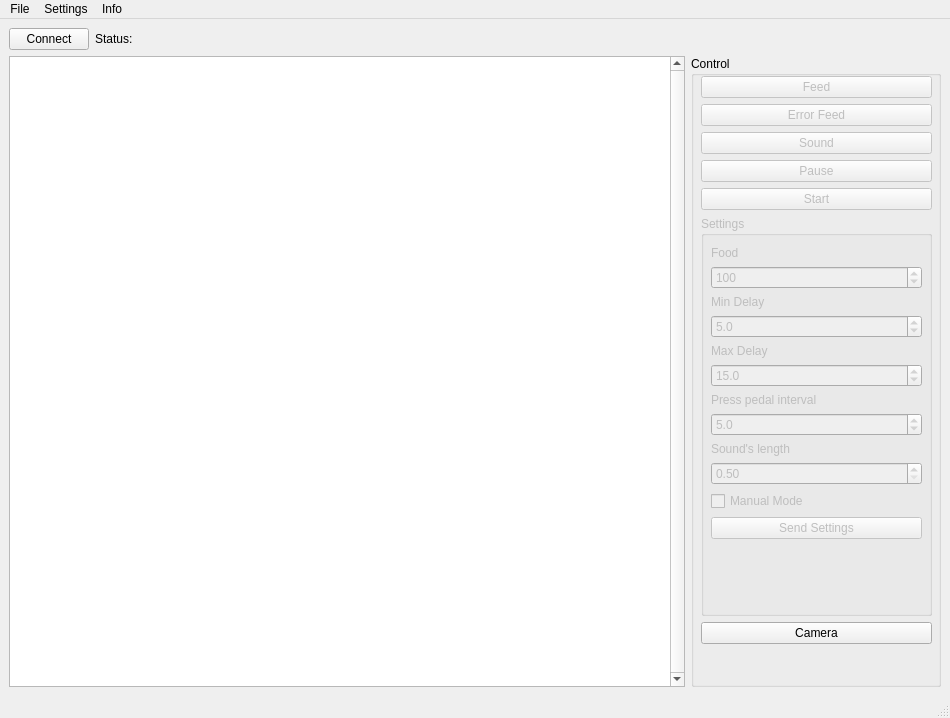
Old version of the form mainwindow.ui in the repository ByxoiPetrovi4/RabbitExperimentGUI.
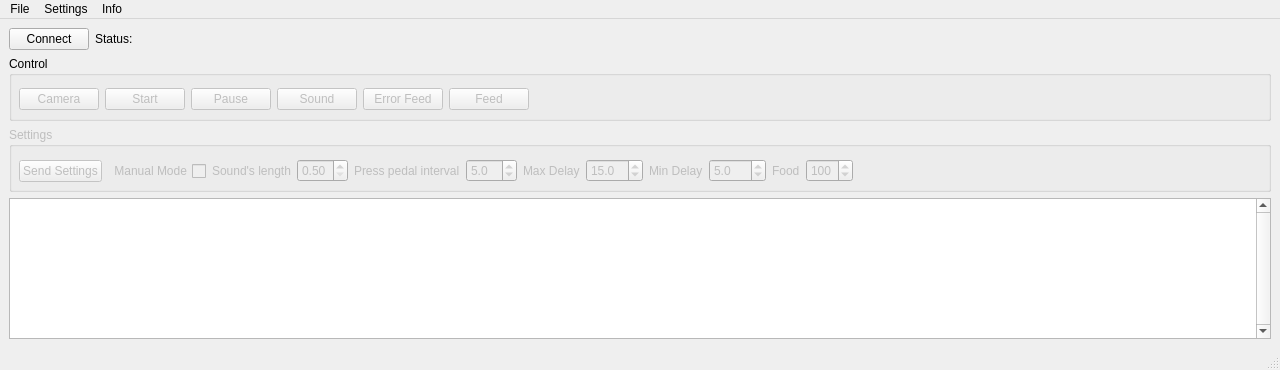
New version of the form.

Patch:
```diff
--- a/mainwindow.ui
+++ b/mainwindow.ui
@@ -6,14 +6,14 @@
    <rect>
     <x>0</x>
     <y>0</y>
-    <width>950</width>
-    <height>718</height>
+    <width>1280</width>
+    <height>370</height>
    </rect>
   </property>
   <property name="minimumSize">
    <size>
     <width>800</width>
-    <height>500</height>
+    <height>370</height>
    </size>
   </property>
   <property name="windowTitle">
@@ -61,34 +61,7 @@
        </layout>
       </item>
       <item>
-       <layout class="QHBoxLayout" name="horizontalLayout">
-        <item>
-         <widget class="QPlainTextEdit" name="plainTextEdit">
-          <property name="sizePolicy">
-           <sizepolicy hsizetype="Preferred" vsizetype="MinimumExpanding">
-            <horstretch>80</horstretch>
-            <verstretch>80</verstretch>
-           </sizepolicy>
-          </property>
-          <property name="minimumSize">
-           <size>
-            <width>200</width>
-            <height>600</height>
-           </size>
-          </property>
-          <property name="verticalScrollBarPolicy">
-           <enum>Qt::ScrollBarAlwaysOn</enum>
-          </property>
-          <property name="horizontalScrollBarPolicy">
-           <enum>Qt::ScrollBarAlwaysOff</enum>
-          </property>
-          <property name="sizeAdjustPolicy">
-           <enum>QAbstractScrollArea::AdjustToContentsOnFirstShow</enum>
-          </property>
-          <property name="readOnly">
-           <bool>true</bool>
-          </property>
-         </widget>
+       <layout class="QHBoxLayout" name="horizontalLayout_3"/>
         </item>
         <item>
          <widget class="QGroupBox" name="cntrlGroupBox">
@@ -101,7 +74,7 @@
           <property name="minimumSize">
            <size>
             <width>250</width>
-            <height>0</height>
+          <height>65</height>
            </size>
           </property>
           <property name="title">
@@ -111,49 +84,19 @@
            <property name="geometry">
             <rect>
              <x>10</x>
-             <y>20</y>
-             <width>231</width>
-             <height>658</height>
-            </rect>
-           </property>
-           <layout class="QVBoxLayout" name="verticalLayout">
+           <y>30</y>
+           <width>1241</width>
+           <height>27</height>
+          </rect>
+         </property>
+         <layout class="QHBoxLayout" name="horizontalLayout_4">
             <item>
-             <widget class="QPushButton" name="feedButton">
+           <widget class="QPushButton" name="cameraButton">
               <property name="enabled">
                <bool>false</bool>
               </property>
               <property name="text">
-               <string>Feed</string>
-              </property>
-             </widget>
-            </item>
-            <item>
-             <widget class="QPushButton" name="feedErrorButton">
-              <property name="enabled">
-               <bool>false</bool>
-              </property>
-              <property name="text">
-               <string>Error Feed</string>
-              </property>
-             </widget>
-            </item>
-            <item>
-             <widget class="QPushButton" name="soundButton">
-              <property name="enabled">
-               <bool>false</bool>
-              </property>
-              <property name="text">
-               <string>Sound</string>
-              </property>
-             </widget>
-            </item>
-            <item>
-             <widget class="QPushButton" name="pauseButton">
-              <property name="enabled">
-               <bool>false</bool>
-              </property>
-              <property name="text">
-               <string>Pause</string>
+             <string>Camera</string>
               </property>
              </widget>
             </item>
@@ -168,6 +111,63 @@
              </widget>
             </item>
             <item>
+           <widget class="QPushButton" name="pauseButton">
+            <property name="enabled">
+             <bool>false</bool>
+            </property>
+            <property name="text">
+             <string>Pause</string>
+            </property>
+           </widget>
+          </item>
+          <item>
+           <widget class="QPushButton" name="soundButton">
+            <property name="enabled">
+             <bool>false</bool>
+            </property>
+            <property name="text">
+             <string>Sound</string>
+            </property>
+           </widget>
+          </item>
+          <item>
+           <widget class="QPushButton" name="feedErrorButton">
+            <property name="enabled">
+             <bool>false</bool>
+            </property>
+            <property name="text">
+             <string>Error Feed</string>
+            </property>
+           </widget>
+          </item>
+          <item>
+           <widget class="QPushButton" name="feedButton">
+            <property name="enabled">
+             <bool>false</bool>
+            </property>
+            <property name="text">
+             <string>Feed</string>
+            </property>
+           </widget>
+          </item>
+          <item>
+           <spacer name="horizontalSpacer_2">
+            <property name="orientation">
+             <enum>Qt::Horizontal</enum>
+            </property>
+            <property name="sizeHint" stdset="0">
+             <size>
+              <width>40</width>
+              <height>20</height>
+             </size>
+            </property>
+           </spacer>
+          </item>
+         </layout>
+        </widget>
+       </widget>
+      </item>
+      <item>
              <widget class="QGroupBox" name="settingsBox">
               <property name="enabled">
                <bool>false</bool>
@@ -180,8 +180,8 @@
               </property>
               <property name="minimumSize">
                <size>
-                <width>0</width>
-                <height>400</height>
+          <width>400</width>
+          <height>65</height>
                </size>
               </property>
               <property name="maximumSize">
@@ -198,82 +198,25 @@
                 <rect>
                  <x>10</x>
                  <y>30</y>
-                 <width>211</width>
-                 <height>361</height>
-                </rect>
-               </property>
-               <layout class="QVBoxLayout" name="verticalLayout_2">
+           <width>1241</width>
+           <height>28</height>
+          </rect>
+         </property>
+         <layout class="QHBoxLayout" name="horizontalLayout_5">
                 <item>
-                 <widget class="QLabel" name="label">
+           <widget class="QPushButton" name="settingsButton">
                   <property name="text">
-                   <string>Food</string>
+             <string>Send Settings</string>
                   </property>
                  </widget>
                 </item>
                 <item>
-                 <widget class="QSpinBox" name="foodSPBox">
-                  <property name="maximum">
-                   <number>126</number>
-                  </property>
-                  <property name="value">
-                   <number>100</number>
-                  </property>
-                 </widget>
-                </item>
-                <item>
-                 <widget class="QLabel" name="commentMin">
+           <widget class="QCheckBox" name="manualCheck">
+            <property name="layoutDirection">
+             <enum>Qt::RightToLeft</enum>
+            </property>
                   <property name="text">
-                   <string>Min Delay</string>
-                  </property>
-                 </widget>
-                </item>
-                <item>
-                 <widget class="QDoubleSpinBox" name="minDelaySPBox">
-                  <property name="decimals">
-                   <number>1</number>
-                  </property>
-                  <property name="singleStep">
-                   <double>0.100000000000000</double>
-                  </property>
-                  <property name="value">
-                   <double>5.000000000000000</double>
-                  </property>
-                 </widget>
-                </item>
-                <item>
-                 <widget class="QLabel" name="label_2">
-                  <property name="text">
-                   <string>Max Delay</string>
-                  </property>
-                 </widget>
-                </item>
-                <item>
-                 <widget class="QDoubleSpinBox" name="maxDelaySPBox">
-                  <property name="decimals">
-                   <number>1</number>
-                  </property>
-                  <property name="value">
-                   <double>15.000000000000000</double>
-                  </property>
-                 </widget>
-                </item>
-                <item>
-                 <widget class="QLabel" name="label_3">
-                  <property name="text">
-                   <string>Press pedal interval</string>
-                  </property>
-                 </widget>
-                </item>
-                <item>
-                 <widget class="QDoubleSpinBox" name="pressIntervalSPBox">
-                  <property name="decimals">
-                   <number>1</number>
-                  </property>
-                  <property name="maximum">
-                   <double>10.000000000000000</double>
-                  </property>
-                  <property name="value">
-                   <double>5.000000000000000</double>
+             <string>Manual Mode</string>
                   </property>
                  </widget>
                 </item>
@@ -298,58 +241,124 @@
                  </widget>
                 </item>
                 <item>
-                 <widget class="QCheckBox" name="manualCheck">
+           <widget class="QLabel" name="label_3">
                   <property name="text">
-                   <string>Manual Mode</string>
+             <string>Press pedal interval</string>
                   </property>
                  </widget>
                 </item>
                 <item>
-                 <widget class="QPushButton" name="settingsButton">
+           <widget class="QDoubleSpinBox" name="pressIntervalSPBox">
+            <property name="decimals">
+             <number>1</number>
+            </property>
+            <property name="maximum">
+             <double>10.000000000000000</double>
+            </property>
+            <property name="value">
+             <double>5.000000000000000</double>
+            </property>
+           </widget>
+          </item>
+          <item>
+           <widget class="QLabel" name="label_2">
                   <property name="text">
-                   <string>Send Settings</string>
+             <string>Max Delay</string>
                   </property>
                  </widget>
                 </item>
                 <item>
-                 <spacer name="verticalSpacer">
-                  <property name="orientation">
-                   <enum>Qt::Vertical</enum>
-                  </property>
-                  <property name="sizeHint" stdset="0">
-                   <size>
-                    <width>20</width>
-                    <height>40</height>
-                   </size>
-                  </property>
-                 </spacer>
-                </item>
-               </layout>
-              </widget>
+           <widget class="QDoubleSpinBox" name="maxDelaySPBox">
+            <property name="decimals">
+             <number>1</number>
+            </property>
+            <property name="value">
+             <double>15.000000000000000</double>
+            </property>
+           </widget>
+          </item>
+          <item>
+           <widget class="QLabel" name="commentMin">
+            <property name="text">
+             <string>Min Delay</string>
+            </property>
+           </widget>
+          </item>
+          <item>
+           <widget class="QDoubleSpinBox" name="minDelaySPBox">
+            <property name="decimals">
+             <number>1</number>
+            </property>
+            <property name="singleStep">
+             <double>0.100000000000000</double>
+            </property>
+            <property name="value">
+             <double>5.000000000000000</double>
+            </property>
              </widget>
             </item>
             <item>
-             <widget class="QPushButton" name="cameraButton">
+           <widget class="QLabel" name="label">
               <property name="text">
-               <string>Camera</string>
+             <string>Food</string>
               </property>
              </widget>
             </item>
             <item>
-             <spacer name="verticalSpacer_2">
+           <widget class="QSpinBox" name="foodSPBox">
+            <property name="maximum">
+             <number>126</number>
+            </property>
+            <property name="value">
+             <number>100</number>
+            </property>
+           </widget>
+          </item>
+          <item>
+           <spacer name="horizontalSpacer_3">
               <property name="orientation">
-               <enum>Qt::Vertical</enum>
+             <enum>Qt::Horizontal</enum>
               </property>
               <property name="sizeHint" stdset="0">
                <size>
-                <width>20</width>
-                <height>40</height>
+              <width>40</width>
+              <height>20</height>
                </size>
               </property>
              </spacer>
             </item>
            </layout>
           </widget>
+       </widget>
+      </item>
+      <item>
+       <layout class="QHBoxLayout" name="horizontalLayout">
+        <item>
+         <widget class="QPlainTextEdit" name="plainTextEdit">
+          <property name="sizePolicy">
+           <sizepolicy hsizetype="Preferred" vsizetype="MinimumExpanding">
+            <horstretch>80</horstretch>
+            <verstretch>80</verstretch>
+           </sizepolicy>
+          </property>
+          <property name="minimumSize">
+           <size>
+            <width>200</width>
+            <height>100</height>
+           </size>
+          </property>
+          <property name="verticalScrollBarPolicy">
+           <enum>Qt::ScrollBarAlwaysOn</enum>
+          </property>
+          <property name="horizontalScrollBarPolicy">
+           <enum>Qt::ScrollBarAlwaysOff</enum>
+          </property>
+          <property name="sizeAdjustPolicy">
+           <enum>QAbstractScrollArea::AdjustToContentsOnFirstShow</enum>
+          </property>
+          <property name="readOnly">
+           <bool>true</bool>
+          </property>
          </widget>
         </item>
        </layout>
@@ -363,7 +372,7 @@
     <rect>
      <x>0</x>
      <y>0</y>
-     <width>950</width>
+     <width>1280</width>
      <height>22</height>
     </rect>
    </property>
```
Lines whose indentation alone changed are shown as unchanged.
